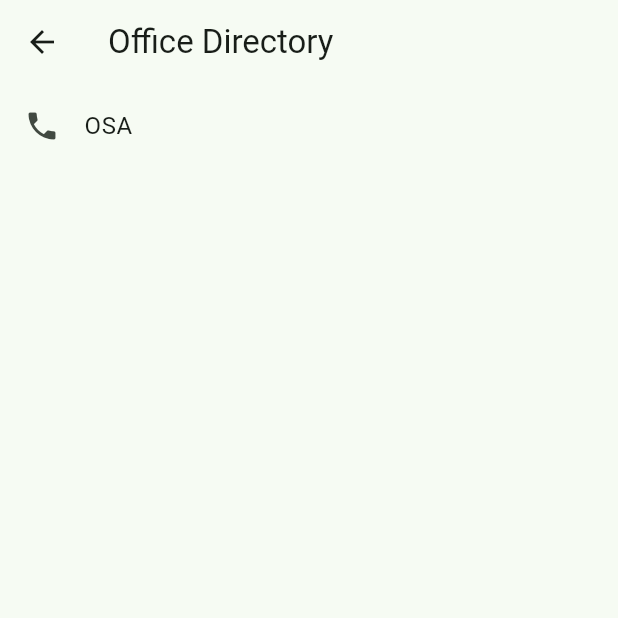
After one commit to ascxiao/handbook, a Flutter app: the screen it shows after launch, in the side drawer, after a tap on "Official Directory", on a phone screen of 412 x 824 dp, the top half of it. The commit adds this screen. Run offline on Flutter 3.47's test engine with Material 3 defaults, Android fonts, the phone set to English and light mode, and no system bars; our stand-ins replace flutter_markdown_plus, flutter_screenutil, gap.

Commit message:
added directory list

```diff
--- /dev/null
+++ b/assets/directory/directory.json
@@ -0,0 +1,7 @@
+[
+  {
+    "id": 1,
+    "office": "OSA",
+    "contactInfo": "123-421"
+  }
+]
--- /dev/null
+++ b/lib/data/directory_service.dart
@@ -0,0 +1,47 @@
+import 'dart:convert';
+import 'package:flutter/services.dart';
+
+class Directory {
+  final int id;
+  final String office;
+  final String contactInfo;
+
+  Directory({
+    required this.id,
+    required this.office,
+    required this.contactInfo,
+  });
+
+  factory Directory.fromJson(Map<String, dynamic> json) {
+    return Directory(
+      id: json['id'],
+      office: json['office'],
+      contactInfo: json['contactInfo'],
+    );
+  }
+}
+
+class DirectoryService {
+  static Future<String> _getDirectoriesJson() async {
+    // Always read from bundled asset
+    return await rootBundle.loadString('assets/directory/directory.json');
+  }
+
+  static Future<List<Directory>> loadDirectories() async {
+    String jsonString = await _getDirectoriesJson();
+    List<dynamic> jsonList = json.decode(jsonString);
+    return jsonList.map((json) => Directory.fromJson(json)).toList();
+  }
+
+  static Future<Directory?> getDirectoryByID(int id) async {
+    String jsonString = await _getDirectoriesJson();
+    List<dynamic> jsonList = json.decode(jsonString);
+
+    try {
+      var DirectoryJson = jsonList.firstWhere((json) => json['id'] == id);
+      return Directory.fromJson(DirectoryJson);
+    } catch (e) {
+      return null;
+    }
+  }
+}
--- /dev/null
+++ b/lib/views/pages/directory_list.dart
@@ -0,0 +1,44 @@
+import 'package:flutter/material.dart';
+import '../../data/directory_service.dart';
+
+class DirectoryList extends StatefulWidget {
+  @override
+  _DirectoryListState createState() => _DirectoryListState();
+}
+
+class _DirectoryListState extends State<DirectoryList> {
+  List<Directory> directory = [];
+  bool isLoading = true;
+
+  @override
+  void initState() {
+    super.initState();
+    loadData();
+  }
+
+  Future<void> loadData() async {
+    directory = await DirectoryService.loadDirectories();
+    setState(() {
+      isLoading = false;
+    });
+  }
+
+  @override
+  Widget build(BuildContext context) {
+    return Scaffold(
+      appBar: AppBar(title: const Text('Office Directory')),
+      body: isLoading
+          ? const Center(child: CircularProgressIndicator())
+          : ListView.builder(
+              itemCount: directory.length,
+              itemBuilder: (context, index) {
+                return ListTile(
+                  title: Text(directory[index].office),
+                  leading: const Icon(Icons.phone),
+                  onTap: () {},
+                );
+              },
+            ),
+    );
+  }
+}
--- a/lib/views/widgets/drawer_widget.dart
+++ b/lib/views/widgets/drawer_widget.dart
@@ -1,6 +1,7 @@
 import 'package:flutter/material.dart';
 import 'package:flutter_screenutil/flutter_screenutil.dart';
 import 'package:handbook/data/notifiers.dart';
+import 'package:handbook/views/pages/directory_list.dart';
 import 'package:handbook/views/pages/faq_list.dart';
 
 class DrawerWidget extends StatefulWidget {
@@ -44,6 +45,18 @@ class _DrawerWidgetState extends State<DrawerWidget> {
                 style: TextStyle(fontFamily: 'IBM Plex Sans'),
               ),
               leading: Icon(Icons.phone),
+              onTap: () {
+                setState(() {
+                  Navigator.push(
+                    context,
+                    MaterialPageRoute(
+                      builder: (context) {
+                        return DirectoryList();
+                      },
+                    ),
+                  );
+                });
+              },
             ),
             ListTile(
               title: Text(
--- a/pubspec.yaml
+++ b/pubspec.yaml
@@ -66,6 +66,7 @@ flutter:
     - assets/images/
     - assets/articles/
     - assets/faqs/
+    - assets/directory/
   #   - images/a_dot_ham.jpeg
 
   # An image asset can refer to one or more resolution-specific "variants", see
```
